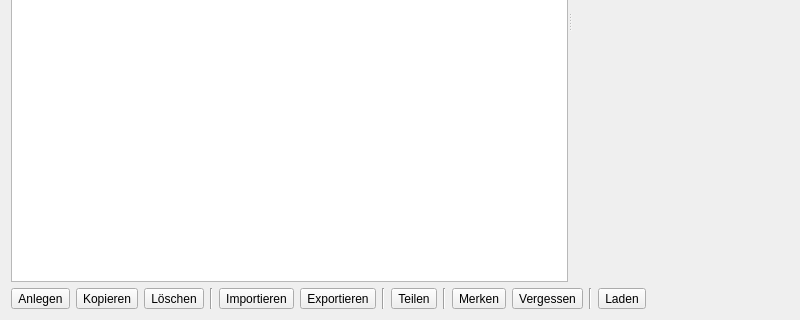
The window that kleiner-brauhelfer/tabsudauswahl.ui (kleiner-brauhelfer/kleiner-brauhelfer-2) describes before a commit, drawn with Qt 5; both pictures show x 0 to 800 and y 280 to 600 of the 800 by 600 pixel window.
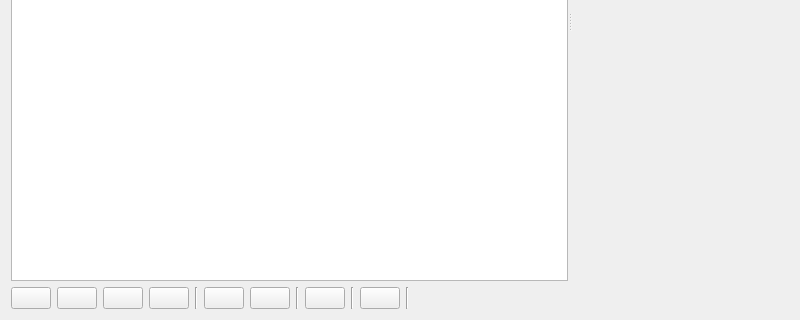
The same window after the commit. Icons and pictures are not drawn. Custom widgets are drawn as their Qt base class.

```diff
--- a/kleiner-brauhelfer/tabsudauswahl.ui
+++ b/kleiner-brauhelfer/tabsudauswahl.ui
@@ -88,68 +88,42 @@
    <item>
     <layout class="QHBoxLayout" name="horizontalLayout_7">
      <item>
-      <widget class="QToolButton" name="btnAnlegen">
+      <widget class="PushButton" name="btnAnlegen">
        <property name="minimumSize">
         <size>
          <width>40</width>
          <height>0</height>
         </size>
        </property>
-       <property name="toolTip">
-        <string>&lt;html&gt;&lt;head/&gt;&lt;body&gt;&lt;p&gt;Hiermit wird ein &lt;span style=&quot; font-weight:600;&quot;&gt;neuer &lt;/span&gt;Sud angelegt.&lt;/p&gt;&lt;p&gt;&lt;span style=&quot; font-weight:700; color:#ff2600;&quot;&gt;Achtung:&lt;/span&gt; Aus Gründen der Konsistenz der Datenbank ist es ratsam Namensgleichheiten zu vermeiden.&lt;/p&gt;&lt;/body&gt;&lt;/html&gt;</string>
-       </property>
-       <property name="text">
-        <string>Anlegen</string>
-       </property>
-       <property name="icon">
-        <iconset theme="sud_neu"/>
-       </property>
-       <property name="toolButtonStyle">
-        <enum>Qt::ToolButtonTextBesideIcon</enum>
-       </property>
       </widget>
      </item>
      <item>
-      <widget class="QToolButton" name="btnKopieren">
+      <widget class="PushButton" name="btnLoeschen">
        <property name="minimumSize">
         <size>
          <width>40</width>
          <height>0</height>
         </size>
        </property>
-       <property name="toolTip">
-        <string>&lt;html&gt;&lt;head/&gt;&lt;body&gt;&lt;p&gt;Hiermit wird eine &lt;span style=&quot; font-weight:600;&quot;&gt;Kopie&lt;/span&gt; aller ausgewählten Sude erstellt. An den Sudnamen angehängt wird immer das Suffix &amp;quot;Kopie&amp;quot;.&lt;/p&gt;&lt;/body&gt;&lt;/html&gt;</string>
-       </property>
-       <property name="text">
-        <string>Kopieren</string>
-       </property>
-       <property name="icon">
-        <iconset theme="sud_kopie"/>
-       </property>
-       <property name="toolButtonStyle">
-        <enum>Qt::ToolButtonTextBesideIcon</enum>
-       </property>
       </widget>
      </item>
      <item>
-      <widget class="QToolButton" name="btnLoeschen">
+      <widget class="PushButton" name="btnKopieren">
        <property name="minimumSize">
         <size>
          <width>40</width>
          <height>0</height>
         </size>
        </property>
-       <property name="toolTip">
-        <string>&lt;html&gt;&lt;head/&gt;&lt;body&gt;&lt;p&gt;Hiermit werden alle ausgewählten Sude &lt;span style=&quot; font-weight:600;&quot;&gt;gelöscht&lt;/span&gt;.&lt;/p&gt;&lt;/body&gt;&lt;/html&gt;</string>
-       </property>
-       <property name="text">
-        <string>Löschen</string>
-       </property>
-       <property name="icon">
-        <iconset theme="sud_loeschen"/>
-       </property>
-       <property name="toolButtonStyle">
-        <enum>Qt::ToolButtonTextBesideIcon</enum>
+      </widget>
+     </item>
+     <item>
+      <widget class="PushButton" name="btnTeilen">
+       <property name="minimumSize">
+        <size>
+         <width>40</width>
+         <height>0</height>
+        </size>
        </property>
       </widget>
      </item>
@@ -161,47 +135,23 @@
       </widget>
      </item>
      <item>
-      <widget class="QToolButton" name="btnImportieren">
+      <widget class="PushButton" name="btnImportieren">
        <property name="minimumSize">
         <size>
          <width>40</width>
          <height>0</height>
         </size>
        </property>
-       <property name="toolTip">
-        <string>&lt;html&gt;&lt;head/&gt;&lt;body&gt;&lt;p&gt;Hiermit wird ein Rezept aus einem anderen Format &lt;span style=&quot; font-weight:600;&quot;&gt;importiert&lt;/span&gt;.&lt;/p&gt;&lt;p&gt;Da die Formate nicht 100% kompatibel sind, sollte das Rezept nach dem Import überprüft und gegebenenfalls nachkorrigiert werden. Der Kleine Brauhelfer verarbeitet die Formate json und xml.&lt;/p&gt;&lt;/body&gt;&lt;/html&gt;</string>
-       </property>
-       <property name="text">
-        <string>Importieren</string>
-       </property>
-       <property name="icon">
-        <iconset theme="sud_import"/>
-       </property>
-       <property name="toolButtonStyle">
-        <enum>Qt::ToolButtonTextBesideIcon</enum>
-       </property>
       </widget>
      </item>
      <item>
-      <widget class="QToolButton" name="btnExportieren">
+      <widget class="PushButton" name="btnExportieren">
        <property name="minimumSize">
         <size>
          <width>40</width>
          <height>0</height>
         </size>
        </property>
-       <property name="toolTip">
-        <string>&lt;html&gt;&lt;head/&gt;&lt;body&gt;&lt;p&gt;Hiermit werde alle ausgewählten Rezepte/Sude in ein anderes Format &lt;span style=&quot; font-weight:600;&quot;&gt;exportiert&lt;/span&gt;.&lt;/p&gt;&lt;p&gt;Da die Formate nicht 100% kompatibel sind, sollte das Rezept nach dem Export überprüft und gegebenenfalls nachkorrigiert werden. Der Kleine Brauhelfer verarbeitet die Formate json und xml.&lt;/p&gt;&lt;/body&gt;&lt;/html&gt;</string>
-       </property>
-       <property name="text">
-        <string>Exportieren</string>
-       </property>
-       <property name="icon">
-        <iconset theme="sud_export"/>
-       </property>
-       <property name="toolButtonStyle">
-        <enum>Qt::ToolButtonTextBesideIcon</enum>
-       </property>
       </widget>
      </item>
      <item>
@@ -212,75 +162,12 @@
       </widget>
      </item>
      <item>
-      <widget class="QToolButton" name="btnTeilen">
+      <widget class="PushButton" name="btnMerken">
        <property name="minimumSize">
         <size>
          <width>40</width>
          <height>0</height>
         </size>
-       </property>
-       <property name="toolTip">
-        <string>&lt;html&gt;&lt;head/&gt;&lt;body&gt;&lt;p&gt;Hiermit werden alle ausgewählten Sude &lt;span style=&quot; font-weight:600;&quot;&gt;geteilt&lt;/span&gt;.&lt;/p&gt;&lt;p&gt;Diese Funktion ist auch in den &lt;span style=&quot; font-weight:600;&quot;&gt;Tabs Braudaten&lt;/span&gt; und &lt;span style=&quot; font-weight:600;&quot;&gt;Abfülldaten&lt;/span&gt; vorhanden.&lt;/p&gt;&lt;p&gt;Es gibt viele Anwendungsfälle für einen gteiliten Sud. Diese reichen von unterschiedlichen Gaben bei der Nachgärung, über Aspekte der Hopfung bis hin zum Parti-Gyle-Verfahren oder Notwendigkeiten der Sudanlage. Bei Fragen zu diesem Anwendungsszenarien sind die Fachforen die beste Anlaufstelle.&lt;/p&gt;&lt;/body&gt;&lt;/html&gt;</string>
-       </property>
-       <property name="text">
-        <string>Teilen</string>
-       </property>
-       <property name="icon">
-        <iconset theme="sud_teilen"/>
-       </property>
-       <property name="toolButtonStyle">
-        <enum>Qt::ToolButtonTextBesideIcon</enum>
-       </property>
-      </widget>
-     </item>
-     <item>
-      <widget class="Line" name="line_7">
-       <property name="orientation">
-        <enum>Qt::Vertical</enum>
-       </property>
-      </widget>
-     </item>
-     <item>
-      <widget class="QToolButton" name="btnMerken">
-       <property name="minimumSize">
-        <size>
-         <width>40</width>
-         <height>0</height>
-        </size>
-       </property>
-       <property name="toolTip">
-        <string>&lt;html&gt;&lt;head/&gt;&lt;body&gt;&lt;p&gt;Hiermit werden alle ausgewählten Sude zur &lt;span style=&quot; font-weight:600;&quot;&gt;Merkliste hinzugefügt&lt;/span&gt;.&lt;/p&gt;&lt;/body&gt;&lt;/html&gt;</string>
-       </property>
-       <property name="text">
-        <string>Merken</string>
-       </property>
-       <property name="icon">
-        <iconset theme="sud_merken"/>
-       </property>
-       <property name="toolButtonStyle">
-        <enum>Qt::ToolButtonTextBesideIcon</enum>
-       </property>
-      </widget>
-     </item>
-     <item>
-      <widget class="QToolButton" name="btnVergessen">
-       <property name="minimumSize">
-        <size>
-         <width>40</width>
-         <height>0</height>
-        </size>
-       </property>
-       <property name="toolTip">
-        <string>&lt;html&gt;&lt;head/&gt;&lt;body&gt;&lt;p&gt;Hiermit werden alle ausgewählten Sude aus der &lt;span style=&quot; font-weight:600;&quot;&gt;Merkliste gelöscht&lt;/span&gt;.&lt;/p&gt;&lt;/body&gt;&lt;/html&gt;</string>
-       </property>
-       <property name="text">
-        <string>Vergessen</string>
-       </property>
-       <property name="icon">
-        <iconset theme="sud_vergessen"/>
-       </property>
-       <property name="toolButtonStyle">
-        <enum>Qt::ToolButtonTextBesideIcon</enum>
        </property>
       </widget>
      </item>
@@ -292,24 +179,19 @@
       </widget>
      </item>
      <item>
-      <widget class="QToolButton" name="btnLaden">
+      <widget class="PushButton" name="btnLaden">
        <property name="minimumSize">
         <size>
          <width>40</width>
          <height>0</height>
         </size>
        </property>
-       <property name="toolTip">
-        <string>&lt;html&gt;&lt;head/&gt;&lt;body&gt;&lt;p&gt;Hiermit wird der ausgewählte Sud &lt;span style=&quot; font-weight:600;&quot;&gt;geladen&lt;/span&gt;. Es öffnet sich eine Maske, bei der auf das Dateiformat zu achten ist. Ein Sud kann auch mit Doppelklick geladen werden.&lt;/p&gt;&lt;p&gt;Hiermit springt man automatisch in den &lt;span style=&quot; font-weight:600;&quot;&gt;Tab Rezept&lt;/span&gt;.&lt;/p&gt;&lt;/body&gt;&lt;/html&gt;</string>
-       </property>
-       <property name="text">
-        <string>Laden</string>
-       </property>
-       <property name="icon">
-        <iconset theme="sud_laden"/>
-       </property>
-       <property name="toolButtonStyle">
-        <enum>Qt::ToolButtonTextBesideIcon</enum>
+      </widget>
+     </item>
+     <item>
+      <widget class="Line" name="line">
+       <property name="orientation">
+        <enum>Qt::Vertical</enum>
        </property>
       </widget>
      </item>
@@ -331,22 +213,27 @@
   </layout>
  </widget>
  <customwidgets>
+  <customwidget>
+   <class>PushButton</class>
+   <extends>QPushButton</extends>
+   <header>widgets/pushbutton.h</header>
+  </customwidget>
   <customwidget>
    <class>TableView</class>
    <extends>QTableView</extends>
    <header>widgets/tableview.h</header>
   </customwidget>
+  <customwidget>
+   <class>FilterButtonSud</class>
+   <extends>QToolButton</extends>
+   <header>widgets/filterbuttonsud.h</header>
+  </customwidget>
   <customwidget>
    <class>WdgWebViewEditable</class>
    <extends>QWidget</extends>
    <header>widgets/wdgwebvieweditable.h</header>
    <container>1</container>
   </customwidget>
-  <customwidget>
-   <class>FilterButtonSud</class>
-   <extends>QToolButton</extends>
-   <header>widgets/filterbuttonsud.h</header>
-  </customwidget>
  </customwidgets>
  <tabstops>
   <tabstop>btnFilter</tabstop>
```
Left out of the diff: 91 changed lines with no effect on the pictures.
